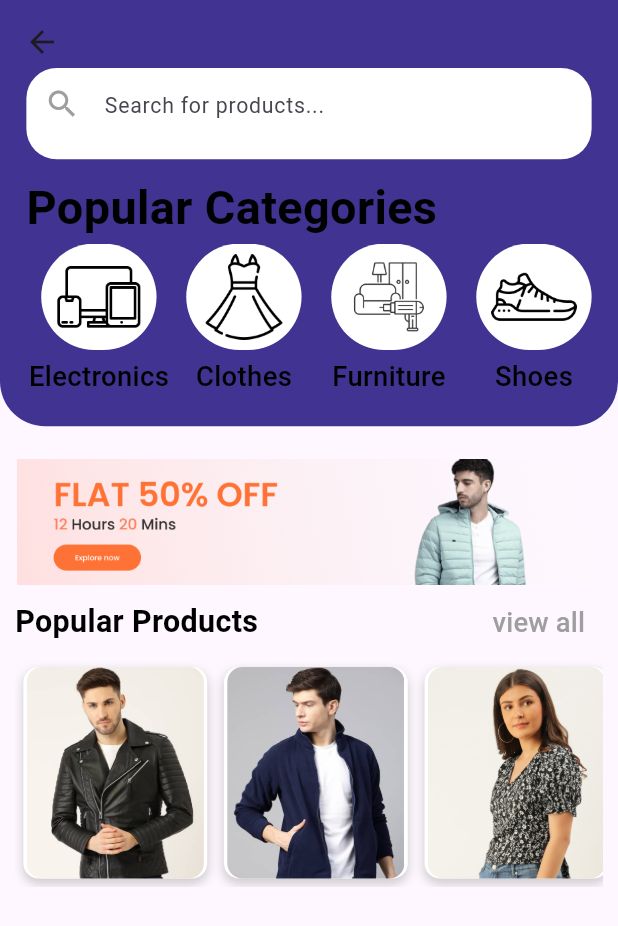
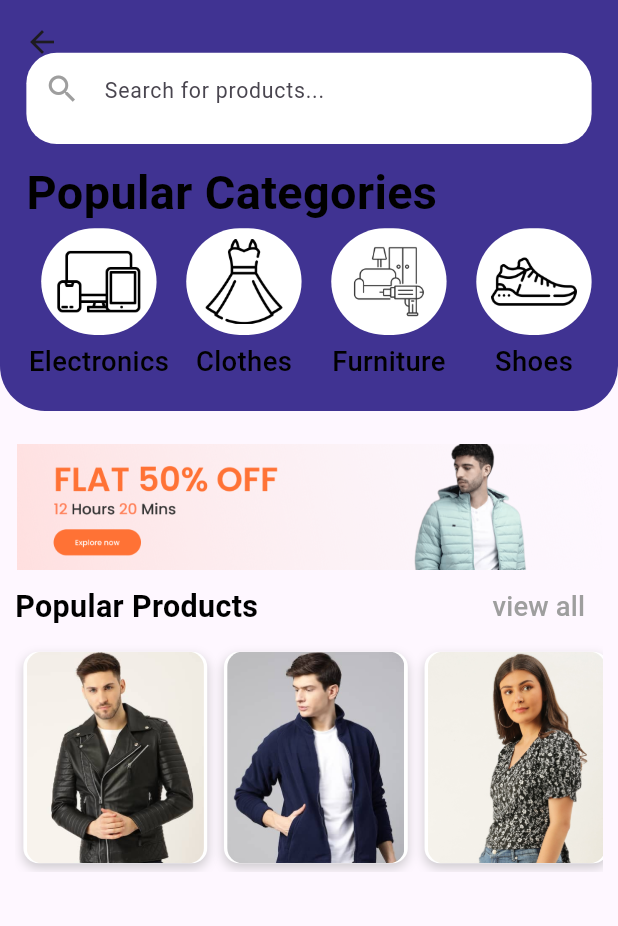
Before and after one commit to kareemtoson12/OnlineShopping, a Flutter app: the Homescreen screen opened by its route, on a phone screen of 412 x 824 dp. Shown: the top 926 px of the screen. Run offline on Flutter 3.47's test engine with Material 3 defaults, Android fonts, the phone set to English and light mode, and no system bars; our stand-ins replace bloc, firebase_auth, firebase_core, flutter_bloc, flutter_screenutil, persistent_bottom_nav_bar and 1 more; accounts and stored records are empty.

Commit message:
home ui complete

```diff
--- a/online_shopping/lib/features/home/view.dart
+++ b/online_shopping/lib/features/home/view.dart
@@ -13,7 +13,7 @@ class Homescreen extends StatelessWidget {
   Widget build(BuildContext context) {
     return Scaffold(
       appBar: PreferredSize(
-        preferredSize: Size.fromHeight(280.h),
+        preferredSize: Size.fromHeight(270.h),
         child: AppBar(
           backgroundColor: CustomsColros.primaryColor,
           shape: const RoundedRectangleBorder(
```
